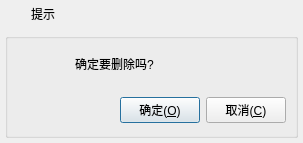
This is forms/frmmessagebox.ui in wangkungit5905/PzAssistant as Qt 5 draws it before an edit. The edited form follows.
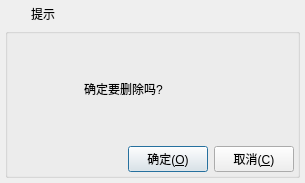
This is the edited form. Icons and pictures are not drawn.

What changed in the file:
```diff
--- a/forms/frmmessagebox.ui
+++ b/forms/frmmessagebox.ui
@@ -6,8 +6,8 @@
    <rect>
     <x>0</x>
     <y>0</y>
-    <width>303</width>
-    <height>143</height>
+    <width>305</width>
+    <height>183</height>
    </rect>
   </property>
   <property name="windowTitle">
@@ -127,15 +127,15 @@
          <item>
           <widget class="QPushButton" name="btnMenu_Close">
            <property name="sizePolicy">
-            <sizepolicy hsizetype="Minimum" vsizetype="Expanding">
+            <sizepolicy hsizetype="Minimum" vsizetype="Minimum">
              <horstretch>0</horstretch>
              <verstretch>0</verstretch>
             </sizepolicy>
            </property>
            <property name="minimumSize">
             <size>
-             <width>40</width>
-             <height>0</height>
+             <width>24</width>
+             <height>24</height>
             </size>
            </property>
            <property name="cursor">
@@ -166,15 +166,15 @@
      <property name="styleSheet">
       <string notr="true">font: 11pt &quot;微软雅黑&quot;;</string>
      </property>
-     <layout class="QVBoxLayout" name="verticalLayout_2">
+     <layout class="QHBoxLayout" name="horizontalLayout_5">
       <property name="spacing">
-       <number>5</number>
+       <number>0</number>
       </property>
       <property name="leftMargin">
        <number>5</number>
       </property>
       <property name="topMargin">
-       <number>5</number>
+       <number>0</number>
       </property>
       <property name="rightMargin">
        <number>5</number>
@@ -187,50 +187,73 @@
         <property name="title">
          <string/>
         </property>
+        <layout class="QVBoxLayout" name="verticalLayout_3" stretch="4,1">
+         <property name="leftMargin">
+          <number>3</number>
+         </property>
+         <property name="topMargin">
+          <number>3</number>
+         </property>
+         <property name="rightMargin">
+          <number>3</number>
+         </property>
+         <property name="bottomMargin">
+          <number>3</number>
+         </property>
+         <item>
+          <layout class="QHBoxLayout" name="horizontalLayout_4" stretch="1,4">
+           <property name="spacing">
+            <number>20</number>
+           </property>
+           <item>
+            <layout class="QVBoxLayout" name="verticalLayout_2" stretch="1,1">
+             <item>
         <widget class="QLabel" name="labIcoMain">
-         <property name="geometry">
-          <rect>
-           <x>10</x>
-           <y>10</y>
-           <width>45</width>
-           <height>45</height>
-          </rect>
-         </property>
          <property name="styleSheet">
           <string notr="true">border-image: url(:/image/info.png);</string>
          </property>
          <property name="text">
           <string/>
          </property>
-        </widget>
+               <property name="scaledContents">
+                <bool>true</bool>
+               </property>
+              </widget>
+             </item>
+             <item>
+              <spacer name="verticalSpacer">
+               <property name="orientation">
+                <enum>Qt::Vertical</enum>
+               </property>
+               <property name="sizeHint" stdset="0">
+                <size>
+                 <width>20</width>
+                 <height>40</height>
+                </size>
+               </property>
+              </spacer>
+             </item>
+            </layout>
+           </item>
+           <item>
         <widget class="QLabel" name="labInfo">
-         <property name="geometry">
-          <rect>
-           <x>70</x>
-           <y>10</y>
-           <width>211</width>
-           <height>41</height>
-          </rect>
-         </property>
          <property name="text">
           <string>确定要删除吗?</string>
          </property>
          <property name="scaledContents">
           <bool>false</bool>
          </property>
+             <property name="alignment">
+              <set>Qt::AlignLeading|Qt::AlignLeft|Qt::AlignVCenter</set>
+             </property>
          <property name="wordWrap">
           <bool>true</bool>
          </property>
         </widget>
-        <widget class="QWidget" name="layoutWidget">
-         <property name="geometry">
-          <rect>
-           <x>10</x>
-           <y>60</y>
-           <width>271</width>
-           <height>34</height>
-          </rect>
-         </property>
+           </item>
+          </layout>
+         </item>
+         <item>
          <layout class="QHBoxLayout" name="horizontalLayout_3">
           <item>
            <spacer name="horizontalSpacer">
@@ -298,8 +321,9 @@
            </widget>
           </item>
          </layout>
-        </widget>
-       </widget>
+         </item>
+        </layout>
+       </widget>
       </item>
      </layout>
     </widget>
```
Left out of the diff: 12 changed lines with no effect on the pictures. Lines whose indentation alone changed are shown as unchanged.
